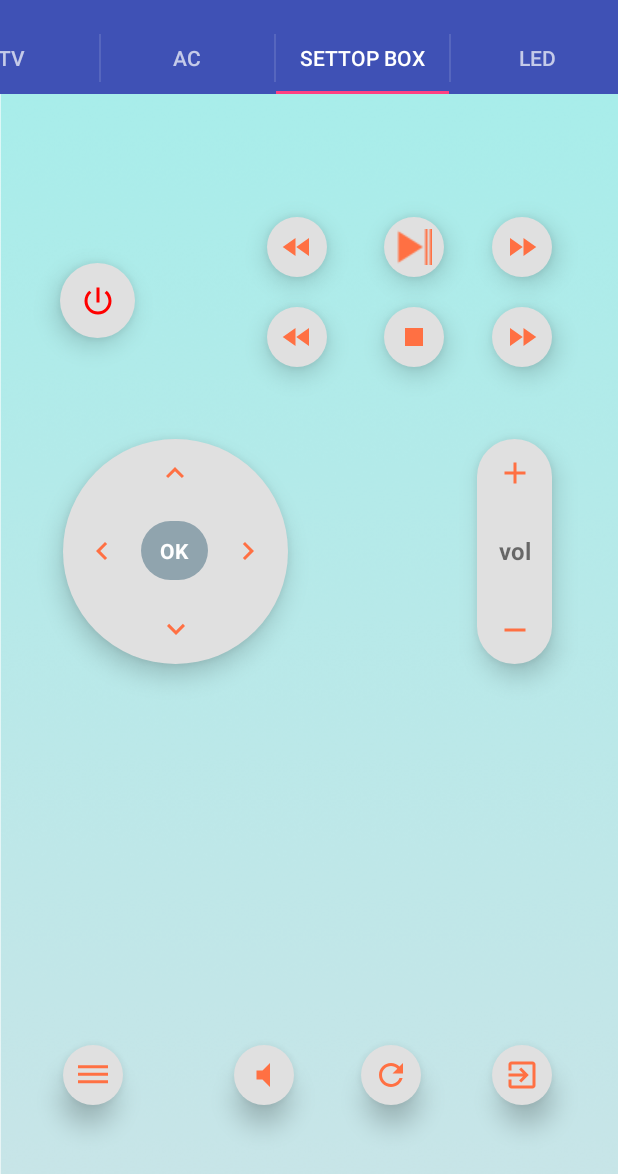
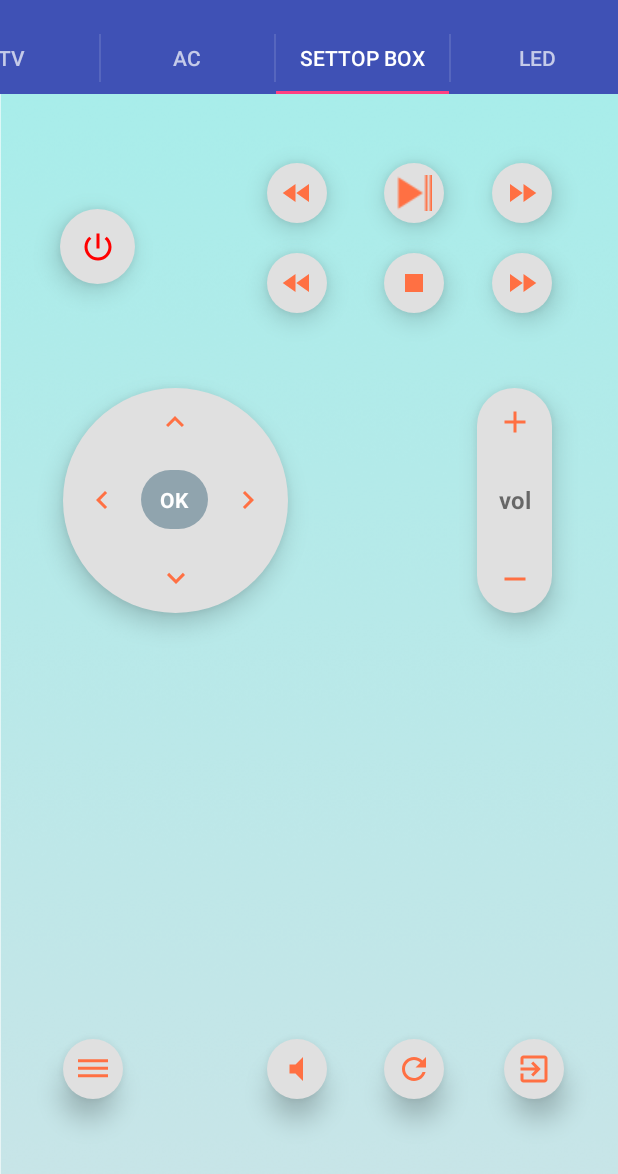
Before and after one commit to geek-gupta/WiznStuff, an Android app: the screen it shows after launch (MainActivity), tab 3 chosen, on a phone screen of 412 x 824 dp, the part 62-1236 px from its top. Run offline under Robolectric (Android 15) with nearby library versions, the phone set to English and light mode, and no system bars.

Commit message:
Changes made in layout files

```diff
--- a/app/src/main/res/layout/settop_box_layout.xml
+++ b/app/src/main/res/layout/settop_box_layout.xml
@@ -34,7 +34,7 @@
         android:layout_alignParentTop="true"
         android:layout_marginEnd="34dp"
         android:layout_marginRight="34dp"
-        android:layout_marginTop="72dp"
+        android:layout_marginTop="36dp"
         android:src="@drawable/ic_fast_forward_black_24dp"
         android:id="@+id/imageButton7"
         tools:ignore="VectorDrawableCompat"
@@ -78,10 +78,11 @@
 
 
     <LinearLayout
-        android:layout_marginTop="220dp"
+        android:layout_marginTop="50dp"
         android:layout_marginLeft="32dp"
         android:layout_alignParentLeft="true"
         android:id="@+id/linearLayout3"
+        android:layout_below="@id/imageButton21"
         style="@style/circular_button_remote">
 
 
@@ -142,8 +143,9 @@
         android:id="@+id/linearLayout4"
         android:layout_marginRight="34dp"
         android:layout_alignRight="@+id/linearLayout3"
-        android:layout_marginTop="220dp"
+        android:layout_below="@id/imageButton21"
         android:layout_alignParentRight="true"
+        android:layout_marginTop="50dp"
         style="@style/Vol_chnl_style">
 
         <ImageButton
@@ -174,40 +176,38 @@
 
     <ImageButton
         android:id="@+id/imageButton22"
+        style="@style/btn_small_icon_style"
         android:layout_alignLeft="@+id/linearLayout3"
         android:layout_alignParentBottom="true"
         android:layout_alignStart="@+id/linearLayout3"
-        android:layout_marginBottom="36dp"
-        app:srcCompat="@drawable/ic_dehaze_black_24dp"
-        style="@style/btn_small_icon_style" />
+        android:layout_marginBottom="40dp"
+        app:srcCompat="@drawable/ic_dehaze_black_24dp" />
 
     <ImageButton
         android:id="@+id/imageButton23"
-        android:layout_alignEnd="@+id/imageButton18"
-        android:layout_alignRight="@+id/imageButton18"
+        style="@style/btn_small_icon_style"
+        android:layout_alignLeft="@+id/imageButton18"
+        android:layout_alignStart="@+id/imageButton18"
         android:layout_alignTop="@+id/imageButton22"
-        android:layout_marginEnd="22dp"
-        android:layout_marginRight="22dp"
-        app:srcCompat="@drawable/ic_volume_mute_black_24dp"
-        style="@style/btn_small_icon_style" />
+        app:srcCompat="@drawable/ic_volume_mute_black_24dp" />
 
     <ImageButton
         android:id="@+id/imageButton24"
-        android:layout_alignEnd="@+id/imageButton19"
-        android:layout_alignRight="@+id/imageButton19"
+        style="@style/btn_small_icon_style"
+        android:layout_alignLeft="@+id/imageButton19"
+        android:layout_alignStart="@+id/imageButton19"
         android:layout_alignTop="@+id/imageButton23"
-        android:layout_marginEnd="15dp"
-        android:layout_marginRight="15dp"
-        app:srcCompat="@drawable/ic_refresh_black_24dp"
-        style="@style/btn_small_icon_style" />
+        app:srcCompat="@drawable/ic_refresh_black_24dp" />
 
     <ImageButton
         android:id="@+id/imageButton25"
-        android:layout_alignEnd="@+id/linearLayout4"
-        android:layout_alignRight="@+id/linearLayout4"
+        style="@style/btn_small_icon_style"
+        android:layout_alignLeft="@+id/imageButton20"
+        android:layout_alignStart="@+id/imageButton20"
         android:layout_alignTop="@+id/imageButton24"
-        app:srcCompat="@drawable/ic_exit_to_app_black_24dp"
-        style="@style/btn_small_icon_style" />
+        android:layout_marginLeft="8dp"
+        android:layout_marginStart="8dp"
+        app:srcCompat="@drawable/ic_exit_to_app_black_24dp" />
 
 
 </RelativeLayout>
```
Also changed, not shown: app/src/main/res/layout/led_strip_fragment.xml (+10 -13 lines), app/src/main/res/layout/tv_fragment_layout.xml (+4 -9 lines).
